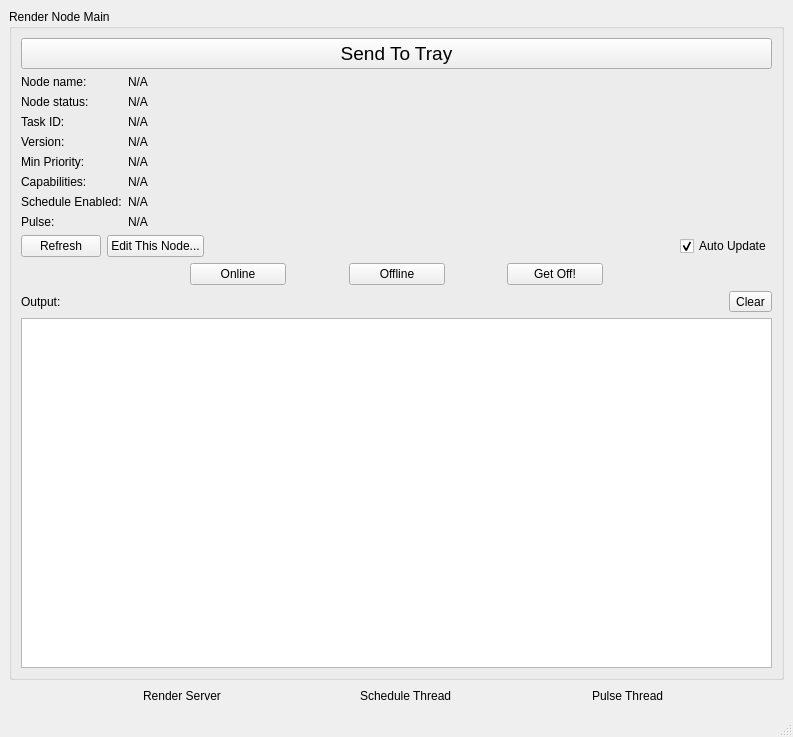
david2777/DPS_Hydra, file Documentation/QT_Designer/UI_RenderNodeMain.ui: the form before one commit.
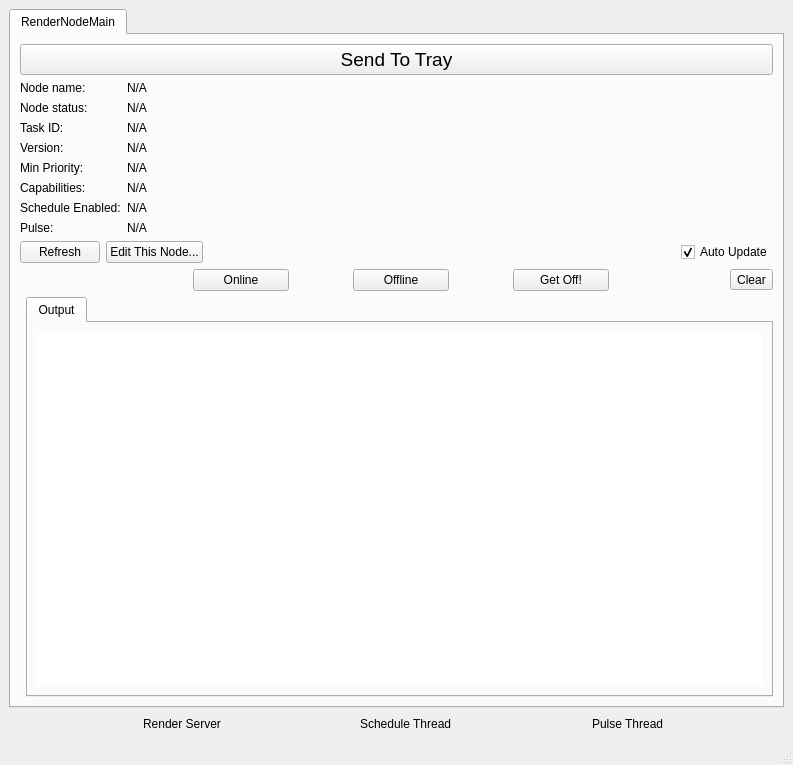
The form after the commit. Icons and pictures are not drawn.

```diff
--- a/Documentation/QT_Designer/UI_RenderNodeMain.ui
+++ b/Documentation/QT_Designer/UI_RenderNodeMain.ui
@@ -7,7 +7,7 @@
     <x>0</x>
     <y>0</y>
     <width>793</width>
-    <height>737</height>
+    <height>748</height>
    </rect>
   </property>
   <property name="windowTitle">
@@ -15,6 +15,404 @@
   </property>
   <widget class="QWidget" name="centralwidget">
    <layout class="QFormLayout" name="formLayout">
+    <property name="fieldGrowthPolicy">
+     <enum>QFormLayout::AllNonFixedFieldsGrow</enum>
+    </property>
+    <item row="0" column="0" colspan="2">
+     <widget class="QTabWidget" name="MainGroup">
+      <property name="iconSize">
+       <size>
+        <width>0</width>
+        <height>0</height>
+       </size>
+      </property>
+      <property name="usesScrollButtons">
+       <bool>false</bool>
+      </property>
+      <widget class="QWidget" name="RenderNodeMainTab" native="true">
+       <attribute name="title">
+        <string>RenderNodeMain</string>
+       </attribute>
+       <layout class="QFormLayout" name="formLayout_2">
+        <property name="fieldGrowthPolicy">
+         <enum>QFormLayout::AllNonFixedFieldsGrow</enum>
+        </property>
+        <item row="0" column="0" colspan="2">
+         <widget class="QPushButton" name="trayButton">
+          <property name="font">
+           <font>
+            <pointsize>14</pointsize>
+            <weight>50</weight>
+            <italic>false</italic>
+            <bold>false</bold>
+            <underline>false</underline>
+            <kerning>true</kerning>
+           </font>
+          </property>
+          <property name="text">
+           <string>Send To Tray</string>
+          </property>
+         </widget>
+        </item>
+        <item row="1" column="0" colspan="2">
+         <layout class="QFormLayout" name="formLayout_thisNodeLabels">
+          <property name="fieldGrowthPolicy">
+           <enum>QFormLayout::AllNonFixedFieldsGrow</enum>
+          </property>
+          <item row="0" column="0">
+           <widget class="QLabel" name="nodeNameLabel_LABEL">
+            <property name="text">
+             <string>Node name:</string>
+            </property>
+           </widget>
+          </item>
+          <item row="0" column="1">
+           <widget class="QLabel" name="nodeNameLabel">
+            <property name="text">
+             <string>N/A</string>
+            </property>
+           </widget>
+          </item>
+          <item row="1" column="0">
+           <widget class="QLabel" name="nodeStatusLabel_LABEL">
+            <property name="text">
+             <string>Node status:</string>
+            </property>
+           </widget>
+          </item>
+          <item row="1" column="1">
+           <widget class="QLabel" name="nodeStatusLabel">
+            <property name="text">
+             <string>N/A</string>
+            </property>
+           </widget>
+          </item>
+          <item row="2" column="0">
+           <widget class="QLabel" name="taskIDLabelLabel">
+            <property name="text">
+             <string>Task ID:</string>
+            </property>
+           </widget>
+          </item>
+          <item row="2" column="1">
+           <widget class="QLabel" name="taskIDLabel">
+            <property name="text">
+             <string>N/A</string>
+            </property>
+           </widget>
+          </item>
+          <item row="3" column="0">
+           <widget class="QLabel" name="nodeVersionLabel_LABEL">
+            <property name="text">
+             <string>Version:</string>
+            </property>
+           </widget>
+          </item>
+          <item row="3" column="1">
+           <widget class="QLabel" name="nodeVersionLabel">
+            <property name="text">
+             <string>N/A</string>
+            </property>
+           </widget>
+          </item>
+          <item row="4" column="0">
+           <widget class="QLabel" name="minPriorityLabel_LABEL">
+            <property name="text">
+             <string>Min Priority:</string>
+            </property>
+           </widget>
+          </item>
+          <item row="4" column="1">
+           <widget class="QLabel" name="minPriorityLabel">
+            <property name="text">
+             <string>N/A</string>
+            </property>
+           </widget>
+          </item>
+          <item row="5" column="0">
+           <widget class="QLabel" name="capabilitiesLabel_LABEL">
+            <property name="text">
+             <string>Capabilities:</string>
+            </property>
+           </widget>
+          </item>
+          <item row="5" column="1">
+           <widget class="QLabel" name="capabilitiesLabel">
+            <property name="text">
+             <string>N/A</string>
+            </property>
+           </widget>
+          </item>
+          <item row="6" column="0">
+           <widget class="QLabel" name="weekSchedule_LABEL">
+            <property name="text">
+             <string>Schedule Enabled:</string>
+            </property>
+           </widget>
+          </item>
+          <item row="6" column="1">
+           <widget class="QLabel" name="scheduleEnabled">
+            <property name="text">
+             <string>N/A</string>
+            </property>
+           </widget>
+          </item>
+          <item row="7" column="0">
+           <widget class="QLabel" name="pulseLabel_LABEL">
+            <property name="text">
+             <string>Pulse:</string>
+            </property>
+           </widget>
+          </item>
+          <item row="7" column="1">
+           <widget class="QLabel" name="pulseLabel">
+            <property name="text">
+             <string>N/A</string>
+            </property>
+           </widget>
+          </item>
+         </layout>
+        </item>
+        <item row="2" column="0" colspan="2">
+         <layout class="QHBoxLayout" name="horizontalLayout_6">
+          <item>
+           <widget class="QPushButton" name="refreshButton">
+            <property name="text">
+             <string>Refresh</string>
+            </property>
+            <property name="icon">
+             <iconset>
+              <normaloff>../Images/refresh.png</normaloff>../Images/refresh.png</iconset>
+            </property>
+            <property name="checkable">
+             <bool>false</bool>
+            </property>
+           </widget>
+          </item>
+          <item>
+           <widget class="QPushButton" name="editThisNodeButton">
+            <property name="enabled">
+             <bool>true</bool>
+            </property>
+            <property name="text">
+             <string>Edit This Node...</string>
+            </property>
+           </widget>
+          </item>
+          <item>
+           <spacer name="horizontalSpacer_14">
+            <property name="orientation">
+             <enum>Qt::Horizontal</enum>
+            </property>
+            <property name="sizeHint" stdset="0">
+             <size>
+              <width>40</width>
+              <height>20</height>
+             </size>
+            </property>
+           </spacer>
+          </item>
+          <item>
+           <widget class="QCheckBox" name="autoUpdateCheckBox">
+            <property name="enabled">
+             <bool>true</bool>
+            </property>
+            <property name="text">
+             <string>Auto Update</string>
+            </property>
+            <property name="checked">
+             <bool>true</bool>
+            </property>
+           </widget>
+          </item>
+         </layout>
+        </item>
+        <item row="3" column="0" colspan="2">
+         <layout class="QHBoxLayout" name="buttonLayout">
+          <item>
+           <spacer name="horizontalSpacer_9">
+            <property name="orientation">
+             <enum>Qt::Horizontal</enum>
+            </property>
+            <property name="sizeHint" stdset="0">
+             <size>
+              <width>40</width>
+              <height>20</height>
+             </size>
+            </property>
+           </spacer>
+          </item>
+          <item>
+           <spacer name="horizontalSpacer_11">
+            <property name="orientation">
+             <enum>Qt::Horizontal</enum>
+            </property>
+            <property name="sizeHint" stdset="0">
+             <size>
+              <width>40</width>
+              <height>20</height>
+             </size>
+            </property>
+           </spacer>
+          </item>
+          <item>
+           <spacer name="horizontalSpacer">
+            <property name="orientation">
+             <enum>Qt::Horizontal</enum>
+            </property>
+            <property name="sizeHint" stdset="0">
+             <size>
+              <width>40</width>
+              <height>20</height>
+             </size>
+            </property>
+           </spacer>
+          </item>
+          <item>
+           <widget class="QPushButton" name="onlineButton">
+            <property name="minimumSize">
+             <size>
+              <width>96</width>
+              <height>0</height>
+             </size>
+            </property>
+            <property name="text">
+             <string>Online</string>
+            </property>
+           </widget>
+          </item>
+          <item>
+           <spacer name="horizontalSpacer_7">
+            <property name="orientation">
+             <enum>Qt::Horizontal</enum>
+            </property>
+            <property name="sizeHint" stdset="0">
+             <size>
+              <width>40</width>
+              <height>20</height>
+             </size>
+            </property>
+           </spacer>
+          </item>
+          <item>
+           <widget class="QPushButton" name="offlineButton">
+            <property name="minimumSize">
+             <size>
+              <width>96</width>
+              <height>0</height>
+             </size>
+            </property>
+            <property name="text">
+             <string>Offline</string>
+            </property>
+           </widget>
+          </item>
+          <item>
+           <spacer name="horizontalSpacer_8">
+            <property name="orientation">
+             <enum>Qt::Horizontal</enum>
+            </property>
+            <property name="sizeHint" stdset="0">
+             <size>
+              <width>40</width>
+              <height>20</height>
+             </size>
+            </property>
+           </spacer>
+          </item>
+          <item>
+           <widget class="QPushButton" name="getoffButton">
+            <property name="minimumSize">
+             <size>
+              <width>96</width>
+              <height>0</height>
+             </size>
+            </property>
+            <property name="text">
+             <string>Get Off!</string>
+            </property>
+           </widget>
+          </item>
+          <item>
+           <spacer name="horizontalSpacer_2">
+            <property name="orientation">
+             <enum>Qt::Horizontal</enum>
+            </property>
+            <property name="sizeHint" stdset="0">
+             <size>
+              <width>40</width>
+              <height>20</height>
+             </size>
+            </property>
+           </spacer>
+          </item>
+          <item>
+           <spacer name="horizontalSpacer_12">
+            <property name="orientation">
+             <enum>Qt::Horizontal</enum>
+            </property>
+            <property name="sizeHint" stdset="0">
+             <size>
+              <width>40</width>
+              <height>20</height>
+             </size>
+            </property>
+           </spacer>
+          </item>
+          <item>
+           <widget class="QToolButton" name="clearButton">
+            <property name="text">
+             <string>Clear</string>
+            </property>
+            <property name="checkable">
+             <bool>false</bool>
+            </property>
+            <property name="popupMode">
+             <enum>QToolButton::DelayedPopup</enum>
+            </property>
+            <property name="autoRaise">
+             <bool>false</bool>
+            </property>
+           </widget>
+          </item>
+         </layout>
+        </item>
+        <item row="4" column="1">
+         <widget class="QTabWidget" name="outputTabWidget">
+          <widget class="QWidget" name="outputTab">
+           <attribute name="title">
+            <string>Output</string>
+           </attribute>
+           <layout class="QFormLayout" name="formLayout_3">
+            <item row="0" column="0" colspan="2">
+             <widget class="QTextEdit" name="outputTextEdit">
+              <property name="minimumSize">
+               <size>
+                <width>0</width>
+                <height>350</height>
+               </size>
+              </property>
+              <property name="frameShape">
+               <enum>QFrame::NoFrame</enum>
+              </property>
+              <property name="lineWidth">
+               <number>0</number>
+              </property>
+              <property name="readOnly">
+               <bool>true</bool>
+              </property>
+             </widget>
+            </item>
+           </layout>
+           <zorder>outputTextEdit</zorder>
+           <zorder>outputTextEdit</zorder>
+          </widget>
+         </widget>
+        </item>
+       </layout>
+      </widget>
+     </widget>
+    </item>
     <item row="2" column="0" colspan="2">
      <layout class="QHBoxLayout" name="statusLayout">
       <item>
@@ -122,405 +520,6 @@
       </item>
      </layout>
     </item>
-    <item row="0" column="0" colspan="2">
-     <widget class="QGroupBox" name="MainGroup">
-      <property name="title">
-       <string>Render Node Main</string>
-      </property>
-      <layout class="QFormLayout" name="formLayout_2">
-       <item row="0" column="0" colspan="2">
-        <widget class="QPushButton" name="trayButton">
-         <property name="font">
-          <font>
-           <pointsize>14</pointsize>
-           <weight>50</weight>
-           <italic>false</italic>
-           <bold>false</bold>
-           <underline>false</underline>
-           <kerning>true</kerning>
-          </font>
-         </property>
-         <property name="text">
-          <string>Send To Tray</string>
-         </property>
-        </widget>
-       </item>
-       <item row="2" column="0" colspan="2">
-        <layout class="QHBoxLayout" name="horizontalLayout_6">
-         <item>
-          <widget class="QPushButton" name="refreshButton">
-           <property name="text">
-            <string>Refresh</string>
-           </property>
-           <property name="icon">
-            <iconset>
-             <normaloff>../Images/refresh.png</normaloff>../Images/refresh.png</iconset>
-           </property>
-           <property name="checkable">
-            <bool>false</bool>
-           </property>
-          </widget>
-         </item>
-         <item>
-          <widget class="QPushButton" name="editThisNodeButton">
-           <property name="enabled">
-            <bool>true</bool>
-           </property>
-           <property name="text">
-            <string>Edit This Node...</string>
-           </property>
-          </widget>
-         </item>
-         <item>
-          <spacer name="horizontalSpacer_14">
-           <property name="orientation">
-            <enum>Qt::Horizontal</enum>
-           </property>
-           <property name="sizeHint" stdset="0">
-            <size>
-             <width>40</width>
-             <height>20</height>
-            </size>
-           </property>
-          </spacer>
-         </item>
-         <item>
-          <widget class="QCheckBox" name="autoUpdateCheckBox">
-           <property name="enabled">
-            <bool>true</bool>
-           </property>
-           <property name="text">
-            <string>Auto Update</string>
-           </property>
-           <property name="checked">
-            <bool>true</bool>
-           </property>
-          </widget>
-         </item>
-        </layout>
-       </item>
-       <item row="3" column="0" colspan="2">
-        <layout class="QHBoxLayout" name="buttonLayout">
-         <item>
-          <spacer name="horizontalSpacer_9">
-           <property name="orientation">
-            <enum>Qt::Horizontal</enum>
-           </property>
-           <property name="sizeHint" stdset="0">
-            <size>
-             <width>40</width>
-             <height>20</height>
-            </size>
-           </property>
-          </spacer>
-         </item>
-         <item>
-          <spacer name="horizontalSpacer_11">
-           <property name="orientation">
-            <enum>Qt::Horizontal</enum>
-           </property>
-           <property name="sizeHint" stdset="0">
-            <size>
-             <width>40</width>
-             <height>20</height>
-            </size>
-           </property>
-          </spacer>
-         </item>
-         <item>
-          <spacer name="horizontalSpacer">
-           <property name="orientation">
-            <enum>Qt::Horizontal</enum>
-           </property>
-           <property name="sizeHint" stdset="0">
-            <size>
-             <width>40</width>
-             <height>20</height>
-            </size>
-           </property>
-          </spacer>
-         </item>
-         <item>
-          <widget class="QPushButton" name="onlineButton">
-           <property name="minimumSize">
-            <size>
-             <width>96</width>
-             <height>0</height>
-            </size>
-           </property>
-           <property name="text">
-            <string>Online</string>
-           </property>
-          </widget>
-         </item>
-         <item>
-          <spacer name="horizontalSpacer_7">
-           <property name="orientation">
-            <enum>Qt::Horizontal</enum>
-           </property>
-           <property name="sizeHint" stdset="0">
-            <size>
-             <width>40</width>
-             <height>20</height>
-            </size>
-           </property>
-          </spacer>
-         </item>
-         <item>
-          <widget class="QPushButton" name="offlineButton">
-           <property name="minimumSize">
-            <size>
-             <width>96</width>
-             <height>0</height>
-            </size>
-           </property>
-           <property name="text">
-            <string>Offline</string>
-           </property>
-          </widget>
-         </item>
-         <item>
-          <spacer name="horizontalSpacer_8">
-           <property name="orientation">
-            <enum>Qt::Horizontal</enum>
-           </property>
-           <property name="sizeHint" stdset="0">
-            <size>
-             <width>40</width>
-             <height>20</height>
-            </size>
-           </property>
-          </spacer>
-         </item>
-         <item>
-          <widget class="QPushButton" name="getoffButton">
-           <property name="minimumSize">
-            <size>
-             <width>96</width>
-             <height>0</height>
-            </size>
-           </property>
-           <property name="text">
-            <string>Get Off!</string>
-           </property>
-          </widget>
-         </item>
-         <item>
-          <spacer name="horizontalSpacer_2">
-           <property name="orientation">
-            <enum>Qt::Horizontal</enum>
-           </property>
-           <property name="sizeHint" stdset="0">
-            <size>
-             <width>40</width>
-             <height>20</height>
-            </size>
-           </property>
-          </spacer>
-         </item>
-         <item>
-          <spacer name="horizontalSpacer_12">
-           <property name="orientation">
-            <enum>Qt::Horizontal</enum>
-           </property>
-           <property name="sizeHint" stdset="0">
-            <size>
-             <width>40</width>
-             <height>20</height>
-            </size>
-           </property>
-          </spacer>
-         </item>
-         <item>
-          <spacer name="horizontalSpacer_10">
-           <property name="orientation">
-            <enum>Qt::Horizontal</enum>
-           </property>
-           <property name="sizeHint" stdset="0">
-            <size>
-             <width>40</width>
-             <height>20</height>
-            </size>
-           </property>
-          </spacer>
-         </item>
-        </layout>
-       </item>
-       <item row="4" column="0">
-        <widget class="QLabel" name="outputLabel">
-         <property name="text">
-          <string>Output:</string>
-         </property>
-        </widget>
-       </item>
-       <item row="4" column="1">
-        <layout class="QHBoxLayout" name="horizontalLayout">
-         <item>
-          <spacer name="horizontalSpacer_13">
-           <property name="orientation">
-            <enum>Qt::Horizontal</enum>
-           </property>
-           <property name="sizeHint" stdset="0">
-            <size>
-             <width>40</width>
-             <height>20</height>
-            </size>
-           </property>
-          </spacer>
-         </item>
-         <item>
-          <widget class="QToolButton" name="clearButton">
-           <property name="text">
-            <string>Clear</string>
-           </property>
-           <property name="checkable">
-            <bool>false</bool>
-           </property>
-           <property name="popupMode">
-            <enum>QToolButton::DelayedPopup</enum>
-           </property>
-           <property name="autoRaise">
-            <bool>false</bool>
-           </property>
-          </widget>
-         </item>
-        </layout>
-       </item>
-       <item row="5" column="0" colspan="2">
-        <widget class="QTextEdit" name="outputTextEdit">
-         <property name="minimumSize">
-          <size>
-           <width>0</width>
-           <height>350</height>
-          </size>
-         </property>
-         <property name="readOnly">
-          <bool>true</bool>
-         </property>
-        </widget>
-       </item>
-       <item row="1" column="0" colspan="2">
-        <layout class="QFormLayout" name="formLayout_thisNodeLabels">
-         <property name="fieldGrowthPolicy">
-          <enum>QFormLayout::AllNonFixedFieldsGrow</enum>
-         </property>
-         <item row="0" column="0">
-          <widget class="QLabel" name="nodeNameLabel_LABEL">
-           <property name="text">
-            <string>Node name:</string>
-           </property>
-          </widget>
-         </item>
-         <item row="0" column="1">
-          <widget class="QLabel" name="nodeNameLabel">
-           <property name="text">
-            <string>N/A</string>
-           </property>
-          </widget>
-         </item>
-         <item row="1" column="0">
-          <widget class="QLabel" name="nodeStatusLabel_LABEL">
-           <property name="text">
-            <string>Node status:</string>
-           </property>
-          </widget>
-         </item>
-         <item row="1" column="1">
-          <widget class="QLabel" name="nodeStatusLabel">
-           <property name="text">
-            <string>N/A</string>
-           </property>
-          </widget>
-         </item>
-         <item row="2" column="0">
-          <widget class="QLabel" name="taskIDLabelLabel">
-           <property name="text">
-            <string>Task ID:</string>
-           </property>
-          </widget>
-         </item>
-         <item row="2" column="1">
-          <widget class="QLabel" name="taskIDLabel">
-           <property name="text">
-            <string>N/A</string>
-           </property>
-          </widget>
-         </item>
-         <item row="3" column="0">
-          <widget class="QLabel" name="nodeVersionLabel_LABEL">
-           <property name="text">
-            <string>Version:</string>
-           </property>
-          </widget>
-         </item>
-         <item row="3" column="1">
-          <widget class="QLabel" name="nodeVersionLabel">
-           <property name="text">
-            <string>N/A</string>
-           </property>
-          </widget>
-         </item>
-         <item row="4" column="0">
-          <widget class="QLabel" name="minPriorityLabel_LABEL">
-           <property name="text">
-            <string>Min Priority:</string>
-           </property>
-          </widget>
-         </item>
-         <item row="4" column="1">
-          <widget class="QLabel" name="minPriorityLabel">
-           <property name="text">
-            <string>N/A</string>
-           </property>
-          </widget>
-         </item>
-         <item row="5" column="0">
-          <widget class="QLabel" name="capabilitiesLabel_LABEL">
-           <property name="text">
-            <string>Capabilities:</string>
-           </property>
-          </widget>
-         </item>
-         <item row="5" column="1">
-          <widget class="QLabel" name="capabilitiesLabel">
-           <property name="text">
-            <string>N/A</string>
-           </property>
-          </widget>
-         </item>
-         <item row="6" column="0">
-          <widget class="QLabel" name="weekSchedule_LABEL">
-           <property name="text">
-            <string>Schedule Enabled:</string>
-           </property>
-          </widget>
-         </item>
-         <item row="6" column="1">
-          <widget class="QLabel" name="scheduleEnabled">
-           <property name="text">
-            <string>N/A</string>
-           </property>
-          </widget>
-         </item>
-         <item row="7" column="0">
-          <widget class="QLabel" name="pulseLabel_LABEL">
-           <property name="text">
-            <string>Pulse:</string>
-           </property>
-          </widget>
-         </item>
-         <item row="7" column="1">
-          <widget class="QLabel" name="pulseLabel">
-           <property name="text">
-            <string>N/A</string>
-           </property>
-          </widget>
-         </item>
-        </layout>
-       </item>
-      </layout>
-     </widget>
-    </item>
    </layout>
   </widget>
   <widget class="QStatusBar" name="statusbar"/>
```
